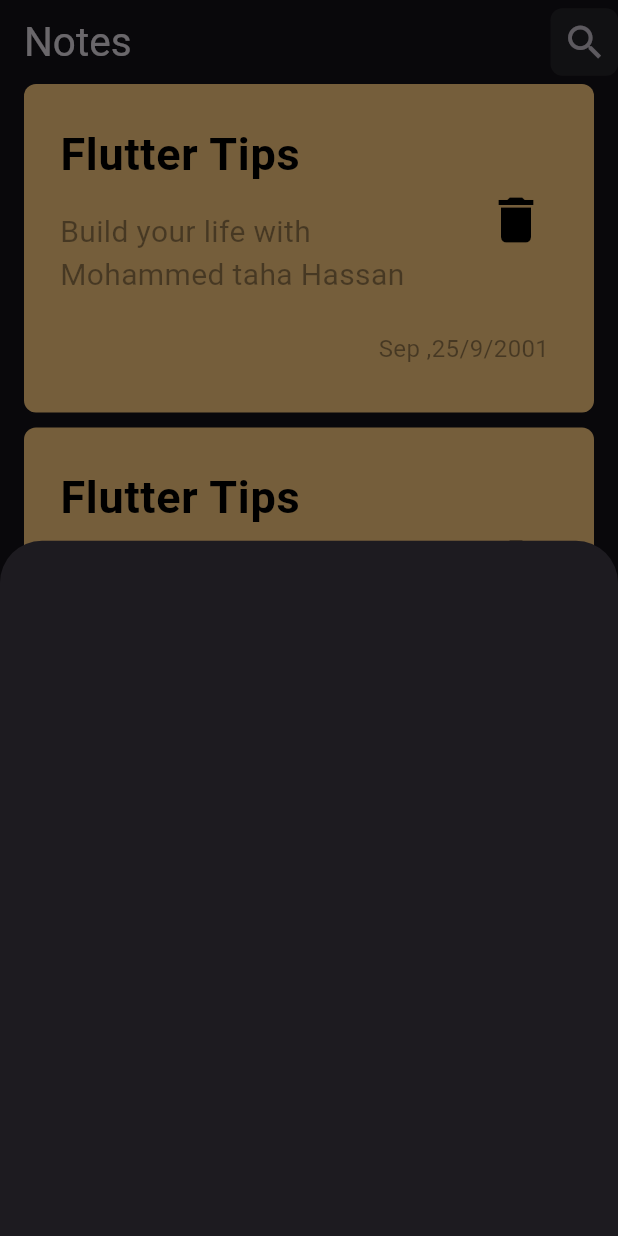
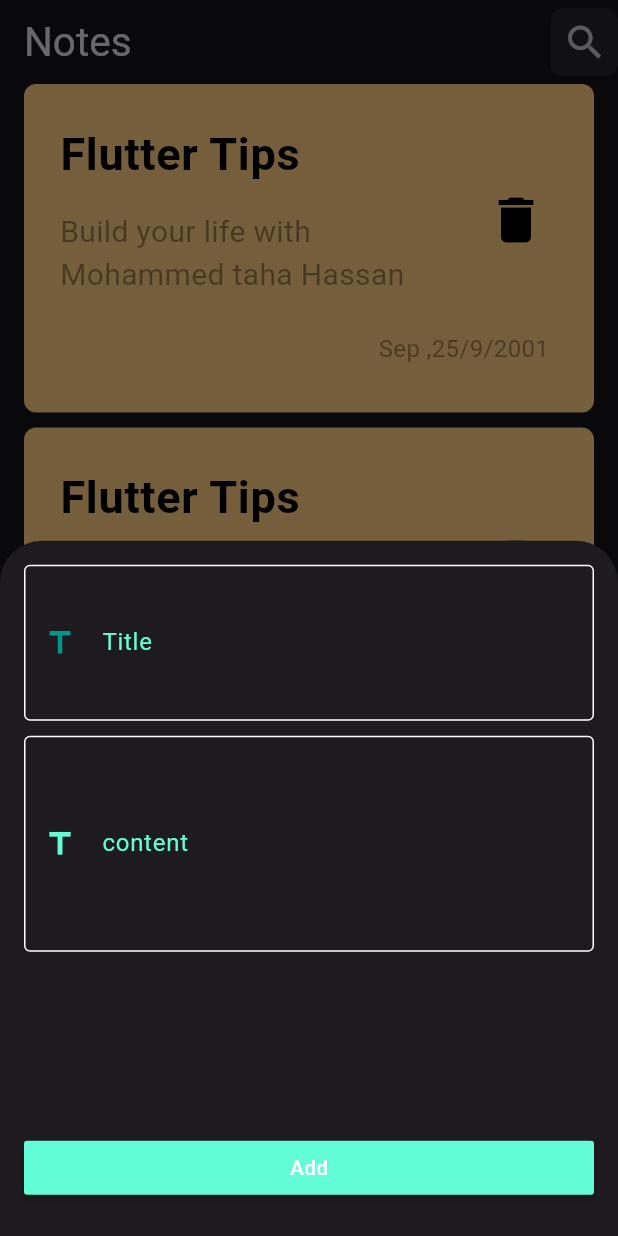
Before and after one commit to MohamedTaha-flutter/notes_app_flutter, a Flutter app: the screen it shows after launch, after a tap on the "add" icon, on a phone screen of 412 x 824 dp. Run offline on Flutter 3.47's test engine with Material 3 defaults, Android fonts, the phone set to English and light mode, and no system bars.

Commit message:
handling text feild in model sheet

```diff
--- a/lib/Widget/model_bottom_sheet_widget.dart
+++ b/lib/Widget/model_bottom_sheet_widget.dart
@@ -1,11 +1,53 @@
 import 'package:flutter/material.dart';
-
+import 'package:notes_app/Widget/text_form_field_widget.dart';
+import 'package:notes_app/styel/color.dart';
 
 class ShowModelBottomSheetWidget extends StatelessWidget {
-  const ShowModelBottomSheetWidget({super.key});
+  ShowModelBottomSheetWidget({super.key});
+
+  TextEditingController titleController = TextEditingController();
+
+  TextEditingController contentController = TextEditingController();
 
   @override
   Widget build(BuildContext context) {
-    return Container();
+    return Padding(
+      padding: const EdgeInsets.all(16),
+      child: Column(
+        children: [
+          TextFormFieldWidget(
+            contentVerticalPadding: 40,
+            controller: titleController,
+            label: const Text(
+              "Title",
+              style: TextStyle(color: mainColor),
+            ),
+            prefixIcon: const Icon(Icons.title, color: Colors.teal),
+          ),
+          const SizedBox(
+            height: 10,
+          ),
+          TextFormFieldWidget(
+            contentVerticalPadding: 60,
+            controller: contentController,
+            label: const Text(
+              "content",
+              style: TextStyle(color: mainColor),
+            ),
+            prefixIcon: const Icon(Icons.title, color: mainColor),
+          ),
+          const SizedBox(
+            height: 120,
+          ),
+          SizedBox(
+              width: double.infinity,
+              child: MaterialButton(
+                onPressed: () {},
+                color: mainColor,
+                child: const Text("Add"),
+              ))
+        ],
+      ),
+    );
   }
 }
--- /dev/null
+++ b/lib/Widget/text_form_field_widget.dart
@@ -0,0 +1,67 @@
+import 'package:flutter/material.dart';
+
+import '../styel/color.dart';
+
+
+class TextFormFieldWidget extends StatelessWidget {
+  TextFormFieldWidget({
+    super.key,
+    required this.controller,
+    this.keyboardType = TextInputType.text,
+    this.onChanged,
+    required this.label,
+    this.validator,
+    required this.prefixIcon,
+    this.suffixIcon,
+    this.onSubmitted,
+    this.isPassword = false,
+    this.contentVerticalPadding = 16.0 ,
+  });
+  final bool isPassword ;
+  final Widget label;
+  final Widget prefixIcon;
+  Widget? suffixIcon;
+  final TextEditingController controller;
+  final TextInputType keyboardType;
+  final Function(String)? onChanged;
+  final Function(String)? onSubmitted;
+  final String? Function(String?)? validator;
+   double contentVerticalPadding ;
+  @override
+  Widget build(BuildContext context) {
+    return TextFormField(
+      obscureText: isPassword,
+      controller: controller,
+      onFieldSubmitted:  onSubmitted,
+      validator: validator ,
+
+      keyboardType: keyboardType,
+      onChanged: onChanged,
+      style: const TextStyle(color: Colors.white),
+      decoration: InputDecoration(
+        contentPadding: EdgeInsets.symmetric(vertical: contentVerticalPadding ),
+        label: label ,
+        prefixIcon: prefixIcon ,
+        suffixIcon: suffixIcon ,
+        errorStyle: const TextStyle(color: Colors.white),
+        border: const OutlineInputBorder(
+
+          borderSide: BorderSide(color: Colors.tealAccent), // Set border color
+        ),
+        enabledBorder:  const OutlineInputBorder(
+
+          borderSide: BorderSide(color: Colors.white), // Set enabled border color
+        ),
+        focusedBorder:   const OutlineInputBorder(
+          borderSide: BorderSide(color: mainColor, width: 2.0), // Set focused border color and width
+        ),
+        errorBorder:  const OutlineInputBorder(
+          borderSide: BorderSide(color:mainColor), // Set error border color
+        ),
+        focusedErrorBorder:  const OutlineInputBorder(
+          borderSide: BorderSide(color: mainColor, width: 2.0), // Set focused error border color and width
+        ),
+      ),
+    );
+  }
+}
--- a/lib/screen/home_screen.dart
+++ b/lib/screen/home_screen.dart
@@ -3,6 +3,7 @@ import 'package:flutter/services.dart';
 
 import '../Widget/Notes_Widget.dart';
 import '../Widget/model_bottom_sheet_widget.dart';
+import '../styel/color.dart';
 
 class NotesView extends StatelessWidget {
   const NotesView({super.key});
@@ -49,9 +50,9 @@ class NotesView extends StatelessWidget {
         onPressed: () {
           showModalBottomSheet(
               context: context,
-              builder: (context) => const ShowModelBottomSheetWidget());
+              builder: (context) =>  ShowModelBottomSheetWidget());
         },
-        backgroundColor: Colors.teal,
+        backgroundColor: mainColor,
         child: const Icon(Icons.add),
       ),
     );
--- /dev/null
+++ b/lib/styel/color.dart
@@ -0,0 +1,3 @@
+import 'package:flutter/material.dart';
+
+const  mainColor = Color(0xff62FCD7) ;
```
